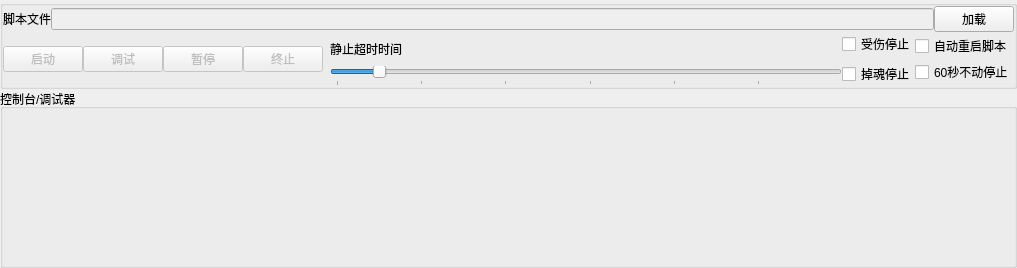
HBACC0005240/MLAssist, file MLAssist/scriptform.ui: the form before one commit.
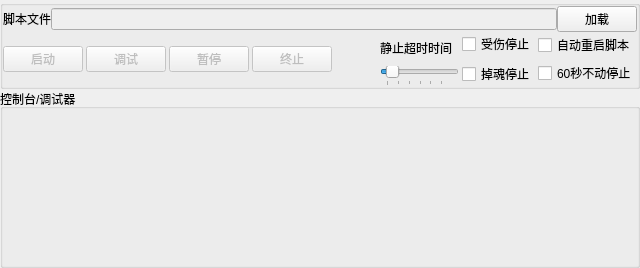
The form after the commit.

Commit message: 调整js拖动条宽度

What changed in the file:
```diff
--- a/MLAssist/scriptform.ui
+++ b/MLAssist/scriptform.ui
@@ -6,7 +6,7 @@
    <rect>
     <x>0</x>
     <y>0</y>
-    <width>569</width>
+    <width>640</width>
     <height>268</height>
    </rect>
   </property>
@@ -86,6 +86,9 @@
       </item>
       <item>
        <layout class="QHBoxLayout" name="horizontalLayout">
+        <property name="spacing">
+         <number>3</number>
+        </property>
         <item>
          <widget class="QPushButton" name="pushButton_run">
           <property name="enabled">
@@ -184,20 +187,20 @@
           <item>
            <widget class="QLabel" name="label_freezeDuration">
             <property name="sizePolicy">
-             <sizepolicy hsizetype="Fixed" vsizetype="Preferred">
+             <sizepolicy hsizetype="Expanding" vsizetype="Preferred">
               <horstretch>0</horstretch>
               <verstretch>0</verstretch>
              </sizepolicy>
             </property>
             <property name="minimumSize">
              <size>
-              <width>512</width>
+              <width>0</width>
               <height>0</height>
              </size>
             </property>
             <property name="maximumSize">
              <size>
-              <width>512</width>
+              <width>16777215</width>
               <height>16777215</height>
              </size>
             </property>
```
